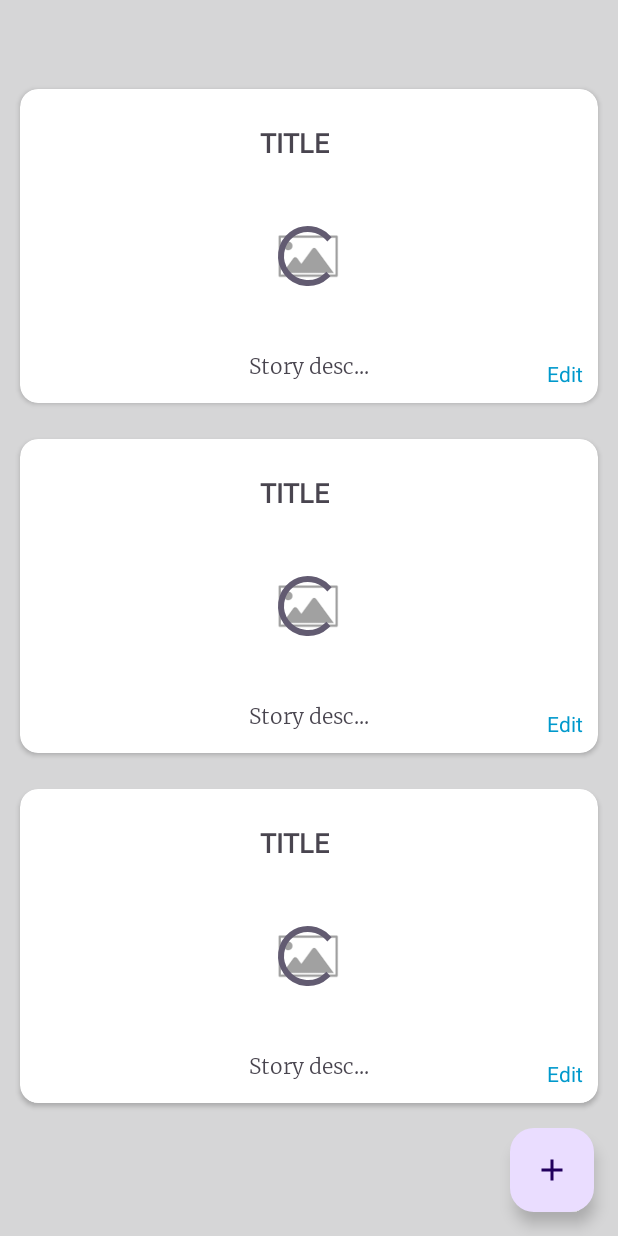
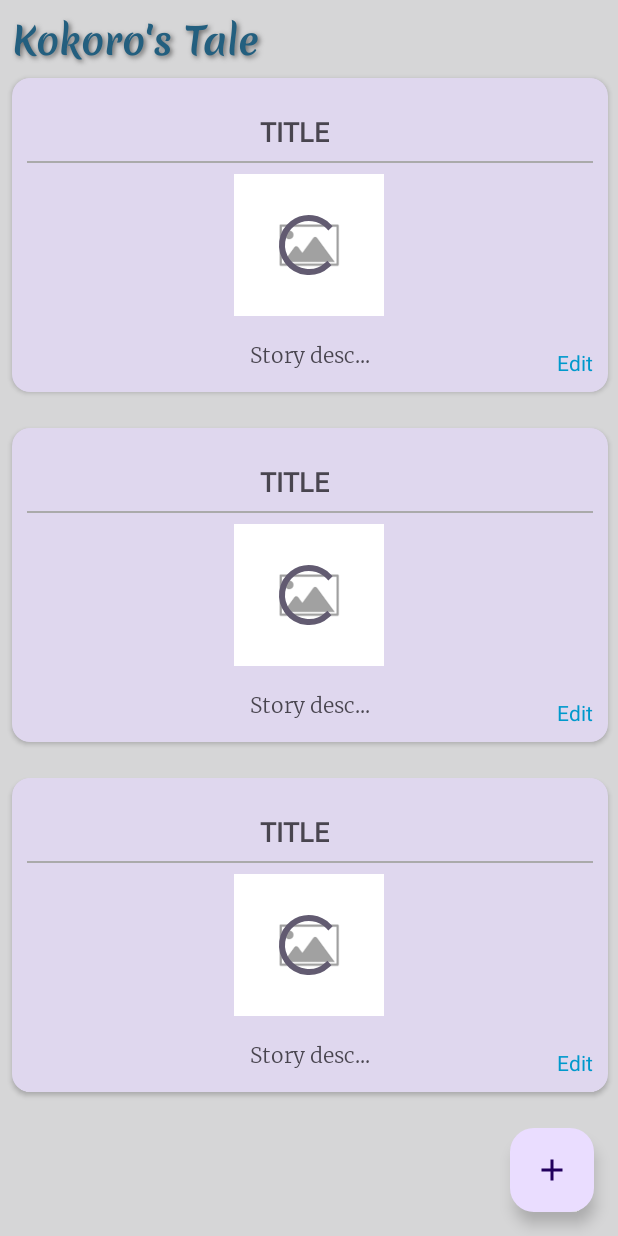
Before and after one commit to rezenn/Kokoros-Tale, an Android app: the layout activity_dashboard.xml on its own in the app's theme, with its tools: preview values and no code run, on a phone screen of 412 x 824 dp. Run offline under Robolectric (Android 15) with nearby library versions, the phone set to English and light mode, and no system bars.

Commit message:
xml design change

```diff
--- a/app/src/main/res/layout/activity_add_story.xml
+++ b/app/src/main/res/layout/activity_add_story.xml
@@ -26,7 +26,7 @@
         android:id="@+id/logoName2"
         android:layout_width="wrap_content"
         android:layout_height="wrap_content"
-        android:layout_marginStart="1dp"
+        android:layout_marginStart="5dp"
         android:layout_marginTop="1dp"
         android:layout_marginEnd="1dp"
         android:fontFamily="@font/merienda_bold"
--- a/app/src/main/res/layout/activity_dashboard.xml
+++ b/app/src/main/res/layout/activity_dashboard.xml
@@ -6,6 +6,17 @@
     android:layout_width="match_parent"
     android:layout_height="match_parent"
     tools:context=".ui.activity.DashboardActivity">
+
+    <ImageView
+        android:id="@+id/imageView"
+        android:layout_width="match_parent"
+        android:layout_height="match_parent"
+        android:scaleType="centerCrop"
+        app:layout_constraintBottom_toBottomOf="parent"
+        app:layout_constraintEnd_toEndOf="parent"
+        app:layout_constraintStart_toStartOf="parent"
+        app:layout_constraintTop_toTopOf="parent"
+        app:srcCompat="@drawable/backgroundimage" />
 
     <TextView
         android:id="@+id/logoName2"
@@ -25,30 +36,16 @@
         app:layout_constraintStart_toStartOf="parent"
         app:layout_constraintTop_toTopOf="parent" />
 
-    <ImageView
-        android:id="@+id/imageView"
-        android:layout_width="match_parent"
-        android:layout_height="match_parent"
-        android:scaleType="centerCrop"
+
+    <androidx.recyclerview.widget.RecyclerView
+        android:id="@+id/recycler"
+        android:layout_width="421dp"
+        android:layout_height="790dp"
         app:layout_constraintBottom_toBottomOf="parent"
         app:layout_constraintEnd_toEndOf="parent"
         app:layout_constraintStart_toStartOf="parent"
-        app:layout_constraintTop_toTopOf="parent"
-        app:srcCompat="@drawable/backgroundimage" />
-
-    <androidx.recyclerview.widget.RecyclerView
-        android:id="@+id/recycler"
-        tools:listitem="@layout/sample_story"
-        android:layout_width="409dp"
-        android:layout_height="729dp"
-        android:layout_marginStart="1dp"
-        android:layout_marginTop="1dp"
-        android:layout_marginEnd="1dp"
-        android:layout_marginBottom="1dp"
-        app:layout_constraintBottom_toBottomOf="parent"
-        app:layout_constraintEnd_toEndOf="parent"
-        app:layout_constraintStart_toStartOf="parent"
-        app:layout_constraintTop_toTopOf="parent" />
+        app:layout_constraintTop_toBottomOf="@+id/logoName2"
+        tools:listitem="@layout/sample_story" />
 
     <com.google.android.material.floatingactionbutton.FloatingActionButton
         android:id="@+id/floatingActionButton2"
--- a/app/src/main/res/layout/sample_story.xml
+++ b/app/src/main/res/layout/sample_story.xml
@@ -12,24 +12,17 @@
         android:layout_margin="12dp"
         app:cardCornerRadius="12dp"
         android:layout_marginStart="10dp"
-        android:layout_marginEnd="10dp">
+        android:layout_marginEnd="10dp"
+       >
 
         <androidx.constraintlayout.widget.ConstraintLayout
             android:layout_width="match_parent"
             android:layout_height="wrap_content"
             android:padding="10dp"
+            android:background="#88C3B5E0"
            >
 
-            <ImageView
-                android:id="@+id/getImage"
-                android:layout_width="100dp"
-                android:layout_height="100dp"
-                android:layout_marginTop="8dp"
-                android:src="@drawable/placeholder"
-                app:layout_constraintEnd_toEndOf="parent"
-                app:layout_constraintHorizontal_bias="0.498"
-                app:layout_constraintStart_toStartOf="parent"
-                app:layout_constraintTop_toBottomOf="@+id/displayTitle" />
+
 
             <TextView
                 android:id="@+id/displayTitle"
@@ -46,6 +39,29 @@
                 app:layout_constraintHorizontal_bias="0.468"
                 app:layout_constraintStart_toStartOf="parent"
                 app:layout_constraintTop_toTopOf="parent" />
+
+            <View
+                android:layout_width="0dp"
+                android:layout_height="1dp"
+                android:layout_marginTop="2dp"
+                android:layout_marginBottom="5dp"
+                android:background="@android:color/darker_gray"
+                app:layout_constraintBottom_toTopOf="@+id/getImage"
+                app:layout_constraintEnd_toEndOf="parent"
+                app:layout_constraintStart_toStartOf="parent"
+                app:layout_constraintTop_toBottomOf="@id/displayTitle" />
+
+
+            <ImageView
+                android:id="@+id/getImage"
+                android:layout_width="100dp"
+                android:layout_height="100dp"
+                android:layout_marginTop="8dp"
+                android:src="@drawable/placeholder"
+                app:layout_constraintEnd_toEndOf="parent"
+                app:layout_constraintHorizontal_bias="0.498"
+                app:layout_constraintStart_toStartOf="parent"
+                app:layout_constraintTop_toBottomOf="@+id/displayTitle" />
 
             <TextView
                 android:id="@+id/displayDesc"
```
